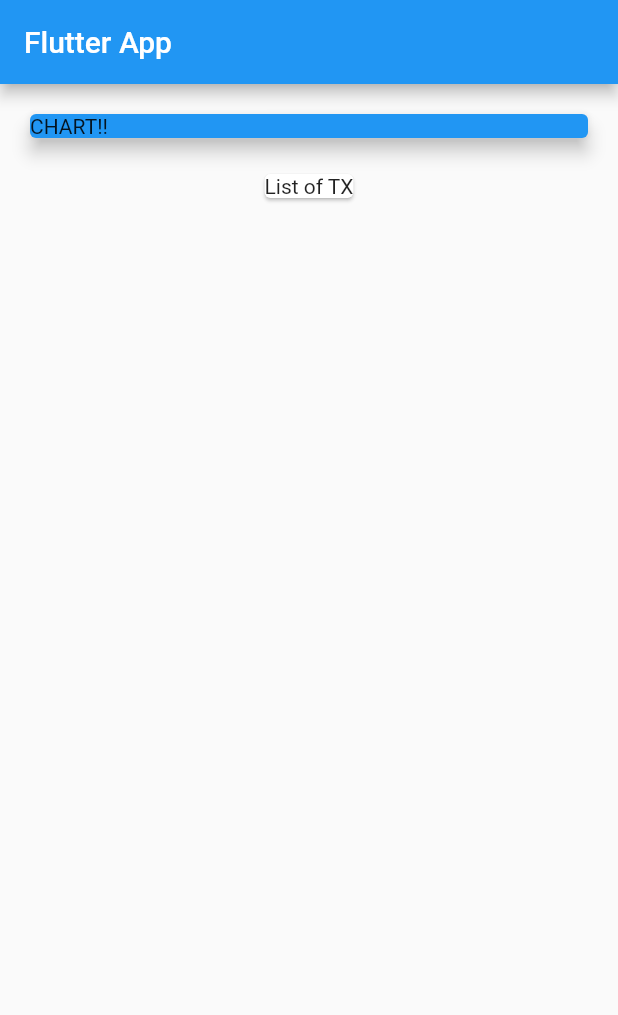
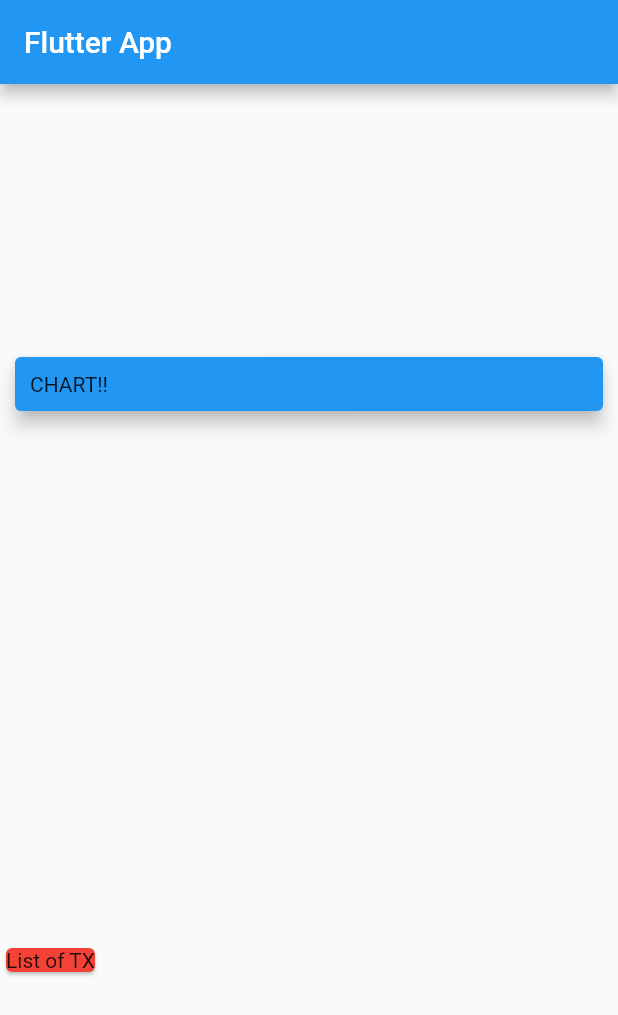
Before and after one commit to Yasser-Shehab/flutter-personal-expenses, a Flutter app: the screen it shows after launch, on a phone screen of 412 x 824 dp. Shown: the top 1015 px of the screen. Run offline on Flutter 3.47's test engine with Material 2 defaults, Android fonts, the phone set to English and light mode, and no system bars.

Commit message:
Used MainAxisAlignment & CrossAxisAlignment

```diff
--- a/lib/main.dart
+++ b/lib/main.dart
@@ -23,17 +23,21 @@ class MyHomePage extends StatelessWidget {
     return Scaffold(
       appBar: AppBar(title: Text('Flutter App')),
       body: Column(
+        mainAxisAlignment: MainAxisAlignment.spaceAround,
+        crossAxisAlignment: CrossAxisAlignment.start,
         children: <Widget>[
           Card(
-            margin: EdgeInsets.all(20),
+            margin: EdgeInsets.all(10),
             color: Colors.blue,
             child: Container(
+              padding: EdgeInsets.all(10),
               width: double.infinity,
               child: Text('CHART!!'),
             ),
             elevation: 5,
           ),
           Card(
+            color: Colors.red,
             child: Text('List of TX'),
           ),
         ],
```
